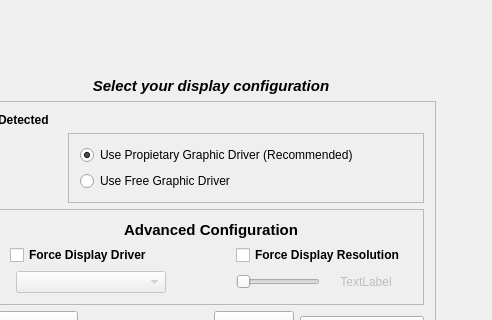
Above: apps/desktop-selector/desktopselector.ui from BackupTheBerlios/kademar-utils-svn before the change; both pictures show x 354 to 846 and y 0 to 320 of the 1135 by 579 pixel window. Below: the same form after it.
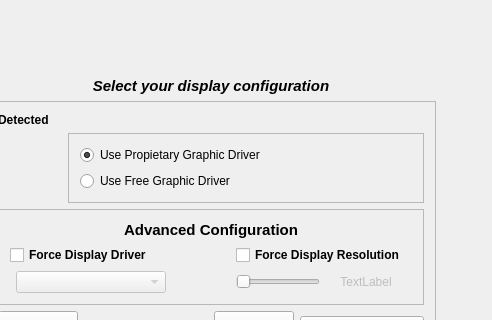
That is the form after the change. Icons and pictures are not drawn. Custom widgets are drawn as their Qt base class.

Commit message: Desktop-Selector - ver 6 desactivated ati installation script to install graphic cards online, derived to package kademar-base if force nvidia driver, install it

Patch:
```diff
--- a/apps/desktop-selector/desktopselector.ui
+++ b/apps/desktop-selector/desktopselector.ui
@@ -515,7 +515,7 @@
               <item row="0" column="0">
                <widget class="QRadioButtonWithEvents" name="rb_propietaryDriver">
                 <property name="text">
-                 <string>Use Propietary Graphic Driver (Recommended)</string>
+                 <string>Use Propietary Graphic Driver</string>
                 </property>
                 <property name="checked">
                  <bool>true</bool>
```
Left out of the diff: 60 changed lines with no effect on the pictures. The commit also changes 16 other files.
